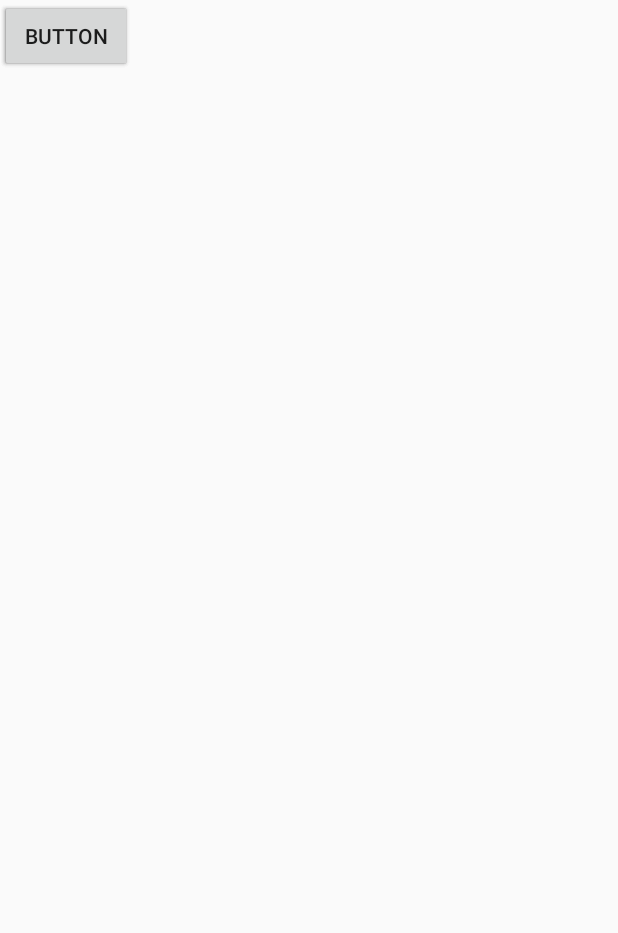
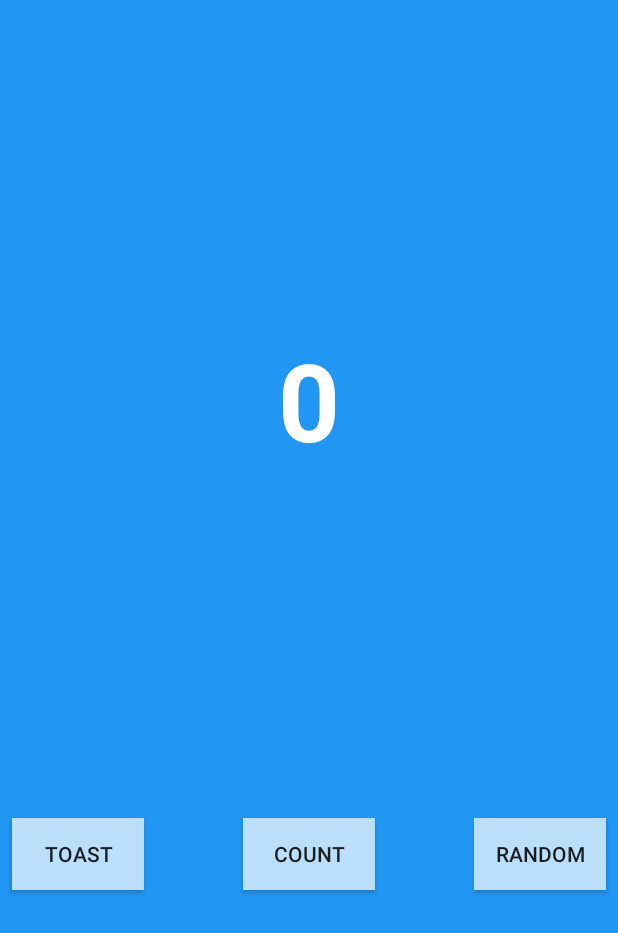
Before and after one commit to CzyDevp/kotlinstarter, an Android app: the layout activity_counter.xml on its own in the app's theme, with its tools: preview values and no code run, on a phone screen of 412 x 824 dp. Shown: the top 933 px of the screen. Run offline under Robolectric (Android 15) with nearby library versions, the phone set to English and light mode, and no system bars.

Commit message:
new activities added \n google codelab implemented

```diff
--- a/app/build.gradle
+++ b/app/build.gradle
@@ -8,7 +8,7 @@ android {
     compileSdkVersion 28
     defaultConfig {
         applicationId "com.example.navjot.kotlinstarter"
-        minSdkVersion 15
+        minSdkVersion 16
         targetSdkVersion 28
         versionCode 1
         versionName "1.0"
--- a/app/src/main/AndroidManifest.xml
+++ b/app/src/main/AndroidManifest.xml
@@ -16,6 +16,8 @@
                 <category android:name="android.intent.category.LAUNCHER" />
             </intent-filter>
         </activity>
+        <activity android:name=".Counter"/>
+        <activity android:name=".Random"/>
     </application>
 
 </manifest>
--- a/app/src/main/res/layout/activity_counter.xml
+++ b/app/src/main/res/layout/activity_counter.xml
@@ -1,47 +1,72 @@
 <?xml version="1.0" encoding="utf-8"?>
 <android.support.constraint.ConstraintLayout xmlns:android="http://schemas.android.com/apk/res/android"
+    xmlns:app="http://schemas.android.com/apk/res-auto"
     xmlns:tools="http://schemas.android.com/tools"
     android:layout_width="match_parent"
     android:layout_height="match_parent"
-    xmlns:app="http://schemas.android.com/apk/res-auto">
-
+    android:background="@color/screenBackground"
+    tools:context="com.example.navjot.kotlinstarter.Counter">
     <TextView
         android:id="@+id/textView"
         android:layout_width="wrap_content"
         android:layout_height="wrap_content"
+        android:fontFamily="sans-serif"
         android:text="@string/hello_world_text"
-        tools:layout_editor_absoluteX="166dp"
-        tools:layout_editor_absoluteY="279dp"
+        android:textAlignment="center"
+        android:textColor="@android:color/white"
+        android:textSize="72sp"
+        android:textStyle="bold"
+        app:layout_constraintVertical_bias="0.3"
         app:layout_constraintBottom_toBottomOf="parent"
-        app:layout_constraintBottom_toTopOf="parent"
         app:layout_constraintLeft_toLeftOf="parent"
         app:layout_constraintRight_toRightOf="parent"
-        android:textAlignment="center"
-        android:textStyle="bold"
-        android:textSize="30sp"
-        android:textColor="@android:color/white"/>
+        app:layout_constraintTop_toTopOf="parent"
+        />
 
     <Button
-        android:id="@+id/button"
+        android:id="@+id/toast"
         android:layout_width="wrap_content"
         android:layout_height="wrap_content"
-        android:text="Button"
-        tools:layout_editor_absoluteX="0dp"
-        tools:layout_editor_absoluteY="334dp" />
+        android:text="@string/toast"
+        android:layout_marginLeft="24dp"
+        app:layout_constraintLeft_toLeftOf="parent"
+        app:layout_constraintBottom_toBottomOf="parent"
+        android:layout_marginBottom="8dp"
+        android:layout_marginTop="8dp"
+        app:layout_constraintTop_toBottomOf="@+id/textView"
+        android:layout_marginStart="8dp"
+        android:background="@color/buttonBackground"
+        android:onClick="toastMe"/>
 
     <Button
-        android:id="@+id/button2"
+        android:id="@+id/count"
         android:layout_width="wrap_content"
         android:layout_height="wrap_content"
-        android:text="Button"
-        tools:layout_editor_absoluteX="144dp"
-        tools:layout_editor_absoluteY="389dp" />
+        android:layout_marginBottom="8dp"
+        android:layout_marginLeft="8dp"
+        android:layout_marginRight="8dp"
+        android:layout_marginTop="8dp"
+        android:text="@string/count"
+        android:onClick="countMe"
+        app:layout_constraintBottom_toBottomOf="parent"
+        app:layout_constraintLeft_toRightOf="@+id/toast"
+        app:layout_constraintRight_toLeftOf="@+id/random"
+        app:layout_constraintTop_toBottomOf="@+id/textView"
+        android:background="@color/buttonBackground"/>
 
     <Button
-        android:id="@+id/button3"
+        android:id="@+id/random"
         android:layout_width="wrap_content"
         android:layout_height="wrap_content"
-        android:text="Button"
-        tools:layout_editor_absoluteX="203dp"
-        tools:layout_editor_absoluteY="374dp" />
+        android:text="@string/random"
+        android:layout_marginRight="24dp"
+        app:layout_constraintRight_toRightOf="parent"
+        app:layout_constraintBottom_toBottomOf="parent"
+        android:layout_marginBottom="8dp"
+        android:layout_marginTop="8dp"
+        app:layout_constraintTop_toBottomOf="@+id/textView"
+        android:layout_marginEnd="8dp"
+        android:onClick="randomMe"
+        android:background="@color/buttonBackground"/>
+
 </android.support.constraint.ConstraintLayout>
--- a/app/src/main/res/values/colors.xml
+++ b/app/src/main/res/values/colors.xml
@@ -4,4 +4,6 @@
     <color name="colorPrimaryDark">#388E3C</color>
     <color name="colorAccent">#8BC34A</color>
     <color name="colorBackground">#D3D3D3</color>
+    <color name="screenBackground">#2196F3</color>
+    <color name="buttonBackground">#BBDEFB</color>
 </resources>
--- a/app/src/main/res/values/strings.xml
+++ b/app/src/main/res/values/strings.xml
@@ -4,5 +4,11 @@
     <string name="hit_me">Tap Me</string>
     <string name="time">Time Left: %s</string>
     <string name="game_over_message">Times up! Your score was: %s</string>
-    <string name="hello_world_text">Hello World</string>
+    <string name="hello_world_text">0</string>
+    <string name="toast">Toast</string>
+    <string name="count">Count</string>
+    <string name="random">Random</string>
+    <string name="randomNumber">Random number is: %d</string>
+    <string name="heading">Here is a random number between 0 and %1d.""></string>
+    <string name="startCounter">Start-Counter</string>
 </resources>
```
Also changed, not shown: app/src/main/java/com/example/navjot/kotlinstarter/Counter.kt (added, +33 -0 lines), app/src/main/java/com/example/navjot/kotlinstarter/GameActivity.kt (+7 -0 lines), app/src/main/java/com/example/navjot/kotlinstarter/Random.kt (added, +24 -0 lines), app/src/main/res/layout/activity_game.xml (+16 -1 lines), app/src/main/res/layout/activity_random.xml (added, +52 -0 lines).
